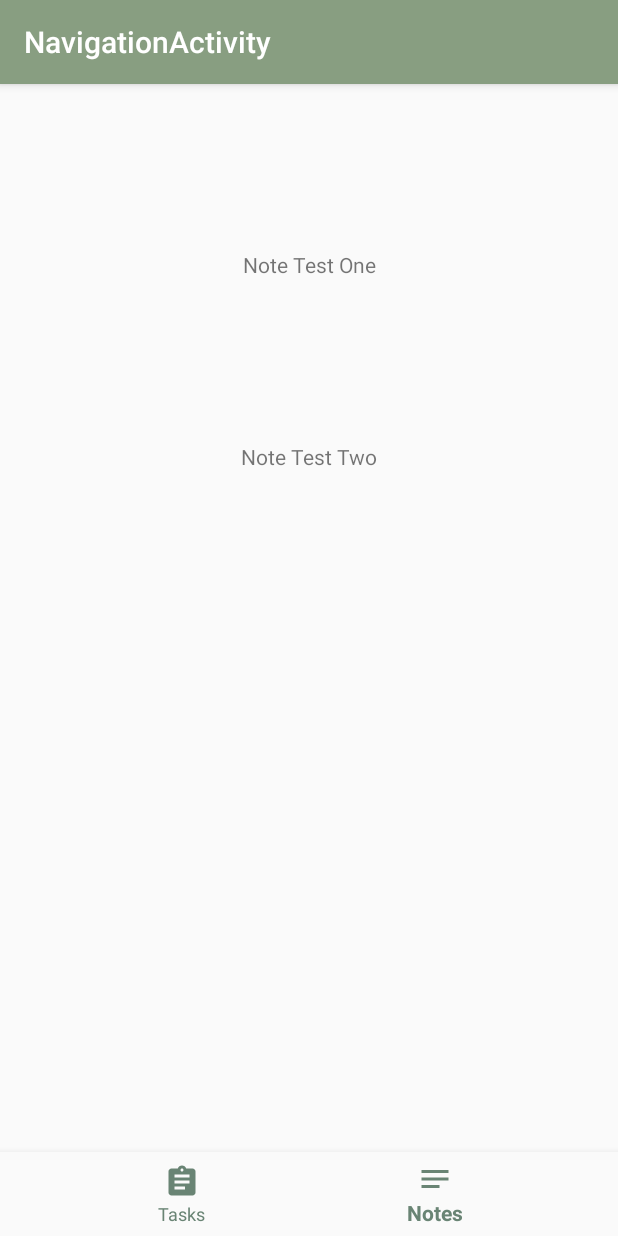
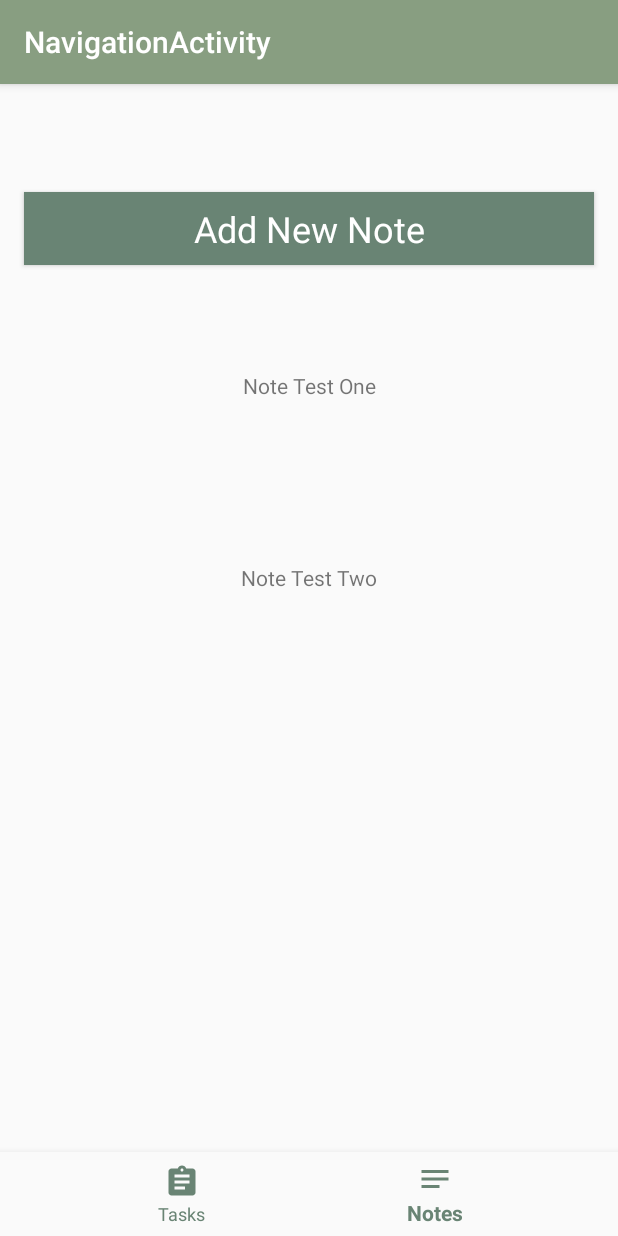
Before and after one commit to Catravine/Notes, an Android app: the screen it shows after launch (NavigationActivity), item 2 of the bottom bar chosen, on a phone screen of 412 x 824 dp. Run offline under Robolectric (Android 15) with nearby library versions, the phone set to English and light mode, and no system bars.

Commit message:
used getItemViewType to stick an add button at the top of a recycler view

```diff
--- a/app/src/main/java/com/carolinecourtney/notes/foundations/BaseRecyclerAdapter.kt
+++ b/app/src/main/java/com/carolinecourtney/notes/foundations/BaseRecyclerAdapter.kt
@@ -2,19 +2,37 @@ package com.carolinecourtney.notes.foundations
 
 import android.view.View
 import androidx.recyclerview.widget.RecyclerView
+import com.carolinecourtney.notes.tasks.TaskAdapter
 
 abstract class BaseRecyclerAdapter<T>(
     protected val masterList: MutableList<T> = mutableListOf()
 ) : RecyclerView.Adapter<RecyclerView.ViewHolder>() {
 
-    override fun getItemCount(): Int = masterList.size
+    override fun getItemViewType(position: Int): Int = if (position == 0) {
+        TYPE_ADD_BUTTON
+    } else {
+        TYPE_INFO
+    }
+
+    override fun getItemCount(): Int = masterList.size + 1
 
     override fun onBindViewHolder(holder: RecyclerView.ViewHolder, position: Int) {
-        (holder as BaseViewHolder<T>).onBind(masterList[position])
+        if (holder is AddButtonViewHolder) {
+            holder.onBind(Unit)
+        } else {
+            (holder as BaseViewHolder<T>).onBind(masterList[position - 1])
+        }
     }
 
     abstract class BaseViewHolder<E>(val view: View): RecyclerView.ViewHolder(view) {
         abstract fun onBind(data: E)
     }
 
+    abstract class AddButtonViewHolder(view: View): BaseViewHolder<Unit>(view)
+
+    companion object {
+        const val TYPE_ADD_BUTTON = 0
+        const val TYPE_INFO = 1
+    }
+
 }
--- a/app/src/main/java/com/carolinecourtney/notes/notes/NoteAdapter.kt
+++ b/app/src/main/java/com/carolinecourtney/notes/notes/NoteAdapter.kt
@@ -8,22 +8,28 @@ import com.carolinecourtney.notes.R
 import com.carolinecourtney.notes.foundations.BaseRecyclerAdapter
 import com.carolinecourtney.notes.models.Note
 import com.carolinecourtney.notes.views.NoteView
+import kotlinx.android.synthetic.main.view_add_button.view.*
 
 class NoteAdapter(
     noteList: MutableList<Note> = mutableListOf()
 ) : BaseRecyclerAdapter<Note>(noteList) {
 
-    override fun onCreateViewHolder(parent: ViewGroup, viewType: Int): RecyclerView.ViewHolder =
-        ViewHolder(
-            LayoutInflater.from(
-                parent.context
-            ).inflate(R.layout.item_note, parent, false)
-        )
+    override fun onCreateViewHolder(parent: ViewGroup, viewType: Int): RecyclerView.ViewHolder = if (viewType == TYPE_INFO) {
+        NoteViewHolder(LayoutInflater.from(parent.context).inflate(R.layout.item_note, parent, false))
+    } else {
+        AddButtonViewHolder(LayoutInflater.from(parent.context).inflate(R.layout.view_add_button, parent, false))
+    }
 
-    class ViewHolder(view: View): BaseViewHolder<Note>(view) {
+    class NoteViewHolder(view: View): BaseViewHolder<Note>(view) {
 
         override fun onBind(data: Note) {
             (view as NoteView).initView(data)
         }
     }
+
+    class AddButtonViewHolder(view: View): BaseRecyclerAdapter.AddButtonViewHolder(view) {
+        override fun onBind(data: Unit) {
+            view.button_text.text = view.context.getString(R.string.add_button_note)
+        }
+    }
 }
--- a/app/src/main/java/com/carolinecourtney/notes/tasks/TaskAdapter.kt
+++ b/app/src/main/java/com/carolinecourtney/notes/tasks/TaskAdapter.kt
@@ -6,26 +6,29 @@ import android.view.ViewGroup
 import androidx.recyclerview.widget.RecyclerView
 import com.carolinecourtney.notes.R
 import com.carolinecourtney.notes.foundations.BaseRecyclerAdapter
-import kotlinx.android.synthetic.main.item_task.view.*
 import com.carolinecourtney.notes.models.Task
 import com.carolinecourtney.notes.views.TaskView
-import com.carolinecourtney.notes.views.TodoView
+import kotlinx.android.synthetic.main.view_add_button.view.*
 
 class TaskAdapter(
     taskList: MutableList<Task> = mutableListOf()
 ) : BaseRecyclerAdapter<Task>(taskList) {
 
-    override fun onCreateViewHolder(parent: ViewGroup, viewType: Int): RecyclerView.ViewHolder =
-        ViewHolder(
-            LayoutInflater.from(
-                parent.context
-            ).inflate(R.layout.item_task, parent, false)
-        )
+    override fun onCreateViewHolder(parent: ViewGroup, viewType: Int): RecyclerView.ViewHolder = if (viewType == TYPE_INFO) {
+        TaskViewHolder(LayoutInflater.from(parent.context).inflate(R.layout.item_task, parent, false))
+    } else {
+        AddButtonViewHolder(LayoutInflater.from(parent.context).inflate(R.layout.view_add_button, parent, false))
+    }
 
-    class ViewHolder(view: View): BaseViewHolder<Task>(view) {
-
+    class TaskViewHolder(view: View): BaseViewHolder<Task>(view) {
         override fun onBind(data: Task) {
             (view as TaskView).initView(data)
         }
     }
+
+    class AddButtonViewHolder(view: View): BaseRecyclerAdapter.AddButtonViewHolder(view) {
+        override fun onBind(data: Unit) {
+            view.button_text.text = view.context.getString(R.string.add_button_task)
+        }
+    }
 }
--- /dev/null
+++ b/app/src/main/res/layout/view_add_button.xml
@@ -0,0 +1,21 @@
+<?xml version="1.0" encoding="utf-8"?>
+<LinearLayout
+    xmlns:android="http://schemas.android.com/apk/res/android"
+    xmlns:tools="http://schemas.android.com/tools"
+    android:layout_width="match_parent"
+    android:layout_height="wrap_content"
+    android:layout_margin="@dimen/item_margin_default"
+    android:background="@color/colorPrimaryDark"
+    android:elevation="@dimen/default_elevation">
+
+    <TextView
+        android:id="@+id/button_text"
+        tools:text = "Sample Text"
+        android:layout_width="match_parent"
+        android:layout_height="wrap_content"
+        android:textColor="@color/white"
+        android:textSize="@dimen/text_size_large"
+        android:textAlignment="center"
+        android:layout_marginTop="@dimen/item_margin_small"
+        android:layout_marginBottom="@dimen/item_margin_small"/>
+</LinearLayout>
--- a/app/src/main/res/values/colors.xml
+++ b/app/src/main/res/values/colors.xml
@@ -4,4 +4,8 @@
     <color name="colorPrimary">#889e81</color>
     <color name="colorPrimaryLight">#bac7a7</color>
     <color name="colorAccent">#e5e4cc</color>
+
+    <color name="black">#000000</color>
+    <color name="white">#ffffff</color>
+    <color name="lightGray">#dfdfdf</color>
 </resources>
--- a/app/src/main/res/values/dimens.xml
+++ b/app/src/main/res/values/dimens.xml
@@ -3,6 +3,14 @@
     <dimen name="activity_horizontal_margin">16dp</dimen>
     <dimen name="activity_vertical_margin">16dp</dimen>
 
+    <dimen name="default_elevation">2dp</dimen>
+
     <dimen name="simple_item_view_height">128dp</dimen>
     <dimen name="item_margin_default">16dp</dimen>
+    <dimen name="item_margin_small">8dp</dimen>
+
+    <dimen name="text_size_xlarge">30sp</dimen>
+    <dimen name="text_size_large">24sp</dimen>
+    <dimen name="text_size_medium">16sp</dimen>
+    <dimen name="text_size_small">12sp</dimen>
 </resources>
--- a/app/src/main/res/values/strings.xml
+++ b/app/src/main/res/values/strings.xml
@@ -8,6 +8,9 @@
     <string name="title_task">Tasks</string>
     <string name="title_note">Notes</string>
 
+    <string name="add_button_task">Add New Task</string>
+    <string name="add_button_note">Add New Note</string>
+
     <!-- TODO: Remove or change this placeholder text -->
     <string name="hello_blank_fragment">Hello blank fragment</string>
 </resources>
```
